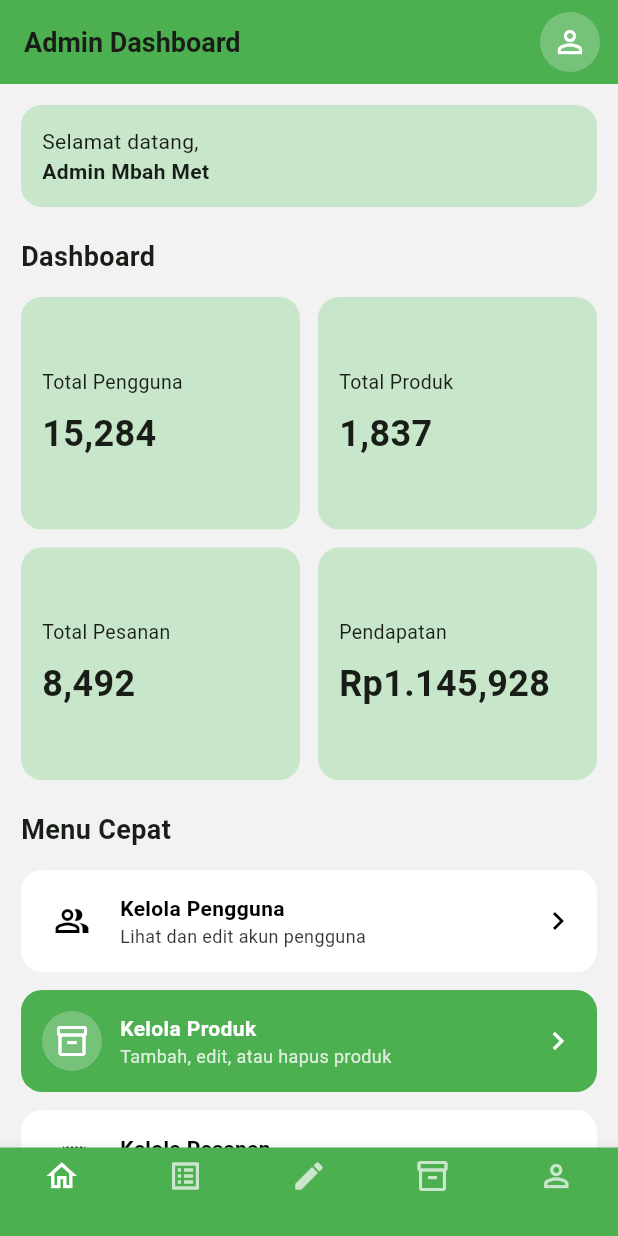
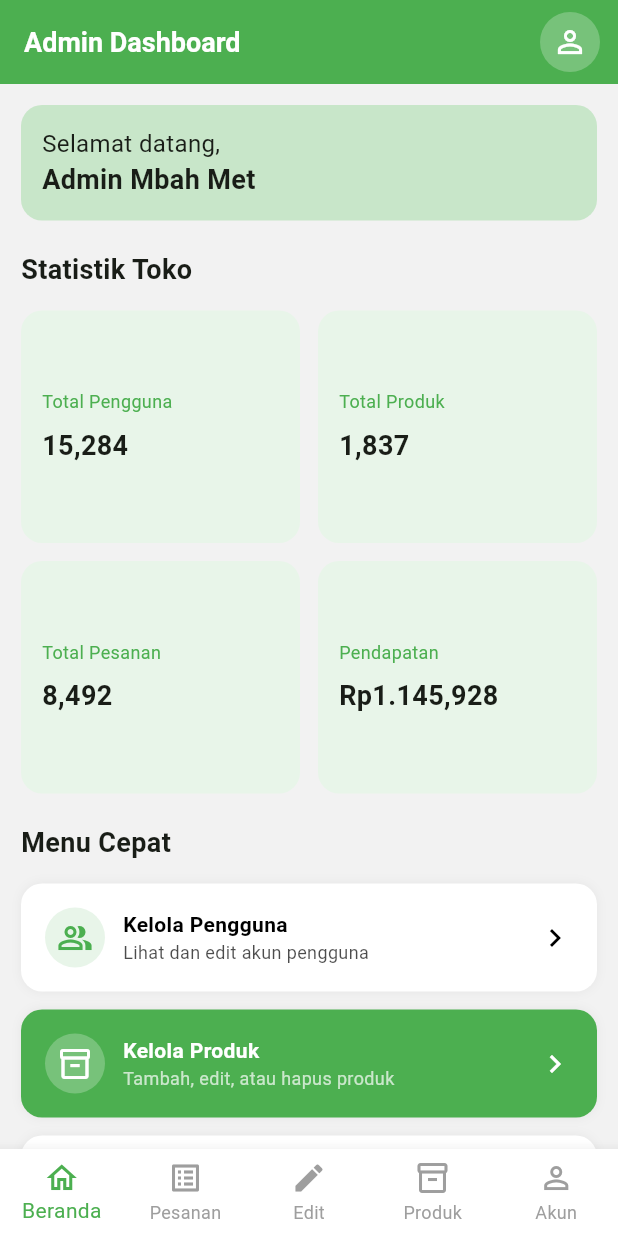
Before and after one commit to devadwikumara-sudo/flutter_application_mbahmeth, a Flutter app: the AdminDashboard screen opened directly, on a phone screen of 412 x 824 dp. Run offline on Flutter 3.47's test engine with Material 3 defaults, Android fonts, the phone set to English and light mode, and no system bars.

Commit message:
update dashboard and order list

```diff
--- a/lib/admin/dashboard.dart
+++ b/lib/admin/dashboard.dart
@@ -1,5 +1,6 @@
 import 'package:flutter/material.dart';
 import 'users_semua.dart';
+// Import halaman yang sudah kamu buat
 import 'package:flutter_application_mbahmeth/admin/admin_crud/presentation/pages/product_list_page.dart';
 import 'package:flutter_application_mbahmeth/admin/admin_orders/presentation/pages/order_list_page.dart';
 
@@ -14,6 +15,7 @@ class MyApp extends StatelessWidget {
   Widget build(BuildContext context) {
     return MaterialApp(
       debugShowCheckedModeBanner: false,
+      theme: ThemeData(primarySwatch: Colors.green),
       home: const AdminDashboard(),
     );
   }
@@ -26,12 +28,12 @@ class AdminDashboard extends StatelessWidget {
   Widget build(BuildContext context) {
     return Scaffold(
       backgroundColor: const Color(0xFFF2F2F2),
-
       appBar: AppBar(
         backgroundColor: Colors.green,
+        elevation: 0,
         title: const Text(
           "Admin Dashboard",
-          style: TextStyle(fontSize: 18, fontWeight: FontWeight.bold),
+          style: TextStyle(fontSize: 18, fontWeight: FontWeight.bold, color: Colors.white),
         ),
         actions: const [
           Padding(
@@ -43,12 +45,12 @@ class AdminDashboard extends StatelessWidget {
           )
         ],
       ),
-
       body: SingleChildScrollView(
         padding: const EdgeInsets.all(14),
         child: Column(
           crossAxisAlignment: CrossAxisAlignment.start,
           children: [
+            // Welcome Card
             Container(
               width: double.infinity,
               padding: const EdgeInsets.all(14),
@@ -59,10 +61,11 @@ class AdminDashboard extends StatelessWidget {
               child: const Text.rich(
                 TextSpan(
                   text: "Selamat datang,\n",
+                  style: TextStyle(fontSize: 16),
                   children: [
                     TextSpan(
                       text: "Admin Mbah Met",
-                      style: TextStyle(fontWeight: FontWeight.bold),
+                      style: TextStyle(fontWeight: FontWeight.bold, fontSize: 18),
                     )
                   ],
                 ),
@@ -70,12 +73,7 @@ class AdminDashboard extends StatelessWidget {
             ),
 
             const SizedBox(height: 20),
-
-            const Text(
-              "Dashboard",
-              style: TextStyle(fontSize: 18, fontWeight: FontWeight.bold),
-            ),
-
+            const Text("Statistik Toko", style: TextStyle(fontSize: 18, fontWeight: FontWeight.bold)),
             const SizedBox(height: 14),
 
             GridView.count(
@@ -94,22 +92,13 @@ class AdminDashboard extends StatelessWidget {
             ),
 
             const SizedBox(height: 20),
-
-            const Text(
-              "Menu Cepat",
-              style: TextStyle(fontSize: 18, fontWeight: FontWeight.bold),
-            ),
-
+            const Text("Menu Cepat", style: TextStyle(fontSize: 18, fontWeight: FontWeight.bold)),
             const SizedBox(height: 14),
 
+            // NAVIGASI: KELOLA PENGGUNA
             InkWell(
               onTap: () {
-                Navigator.push(
-                  context,
-                  MaterialPageRoute(
-                    builder: (context) => const UsersSemua(),
-                  ),
-                );
+                Navigator.push(context, MaterialPageRoute(builder: (context) => const UsersSemua()));
               },
               child: const MenuCard(
                 title: "Kelola Pengguna",
@@ -118,35 +107,27 @@ class AdminDashboard extends StatelessWidget {
                 color: Colors.white,
               ),
             ),
-
             const SizedBox(height: 12),
 
+            // NAVIGASI: KELOLA PRODUK (CRUD)
             InkWell(
               onTap: () {
-                Navigator.push(
-                  context,
-                  MaterialPageRoute(builder: (context) => const ProductListPage()
-                  ),
-                );
+                Navigator.push(context, MaterialPageRoute(builder: (context) => const ProductListPage()));
               },
               child: const MenuCard(
                 title: "Kelola Produk",
                 subtitle: "Tambah, edit, atau hapus produk",
                 icon: Icons.inventory_2_outlined,
                 color: Colors.green,
-              textWhite: true,
+                textWhite: true,
               ),
             ),
-
             const SizedBox(height: 12),
 
+            // NAVIGASI: KELOLA PESANAN (ORDER LIST)
             InkWell(
               onTap: () {
-                Navigator.push(
-                  context,
-                  MaterialPageRoute(builder: (context) => const OrderListPage()
-                  ),
-                );
+                Navigator.push(context, MaterialPageRoute(builder: (context) => const OrderListPage()));
               },
               child: const MenuCard(
                 title: "Kelola Pesanan",
@@ -155,116 +136,57 @@ class AdminDashboard extends StatelessWidget {
                 color: Colors.white,
               ),
             ),
-
-            const SizedBox(height: 12),
-
-            Container(
-              width: double.infinity,
-              padding: const EdgeInsets.symmetric(
-                horizontal: 16,
-                vertical: 16,
-              ),
-              decoration: BoxDecoration(
-                color: Colors.green,
-                borderRadius: BorderRadius.circular(14),
-              ),
-              child: Row(
-                mainAxisAlignment: MainAxisAlignment.spaceBetween,
-                children: const [
-                  Text(
-                    "Umpan Balik Pelanggan",
-                    style: TextStyle(
-                      color: Colors.white,
-                      fontWeight: FontWeight.bold,
-                    ),
-                  ),
-                  CircleAvatar(
-                    radius: 14,
-                    backgroundColor: Colors.white24,
-                    child: Text(
-                      "3",
-                      style: TextStyle(color: Colors.white),
-                    ),
-                  )
-                ],
-              ),
-            ),
           ],
         ),
       ),
 
-      // ===== NAVBAR SUDAH BISA KLIK ICON PENSIL =====
+      // BOTTOM NAVBAR SINKRONISASI
       bottomNavigationBar: BottomNavigationBar(
         currentIndex: 0,
-        selectedItemColor: Colors.white,
-        unselectedItemColor: Colors.white70,
-        backgroundColor: Colors.green,
+        selectedItemColor: Colors.green,
+        unselectedItemColor: Colors.grey,
+        backgroundColor: Colors.white,
         type: BottomNavigationBarType.fixed,
-
         onTap: (index) {
-          if (index == 2) {
-            Navigator.push(
-              context,
-              MaterialPageRoute(
-                builder: (context) => const UsersSemua(),
-              ),
-            );
+          if (index == 1) { // Icon List Alt -> Ke Order List
+            Navigator.push(context, MaterialPageRoute(builder: (context) => const OrderListPage()));
+          } else if (index == 2) { // Icon Edit -> Ke CRUD Produk
+            Navigator.push(context, MaterialPageRoute(builder: (context) => const ProductListPage()));
+          } else if (index == 3) { // Icon Inventory -> Ke CRUD Produk
+            Navigator.push(context, MaterialPageRoute(builder: (context) => const ProductListPage()));
+          } else if (index == 4) { // Icon Person -> Ke Users
+            Navigator.push(context, MaterialPageRoute(builder: (context) => const UsersSemua()));
           }
         },
-
         items: const [
-          BottomNavigationBarItem(
-            icon: Icon(Icons.home_outlined),
-            label: "",
-          ),
-          BottomNavigationBarItem(
-            icon: Icon(Icons.list_alt),
-            label: "",
-          ),
-          BottomNavigationBarItem(
-            icon: Icon(Icons.edit),
-            label: "",
-          ),
-          BottomNavigationBarItem(
-            icon: Icon(Icons.inventory_2_outlined),
-            label: "",
-          ),
-          BottomNavigationBarItem(
-            icon: Icon(Icons.person_outline),
-            label: "",
-          ),
+          BottomNavigationBarItem(icon: Icon(Icons.home_outlined), label: "Beranda"),
+          BottomNavigationBarItem(icon: Icon(Icons.list_alt), label: "Pesanan"),
+          BottomNavigationBarItem(icon: Icon(Icons.edit), label: "Edit"),
+          BottomNavigationBarItem(icon: Icon(Icons.inventory_2_outlined), label: "Produk"),
+          BottomNavigationBarItem(icon: Icon(Icons.person_outline), label: "Akun"),
         ],
       ),
     );
   }
 }
 
+// Widget Pendukung
 class InfoCard extends StatelessWidget {
   final String title, value;
-
   const InfoCard(this.title, this.value, {super.key});
 
   @override
   Widget build(BuildContext context) {
     return Container(
       padding: const EdgeInsets.all(14),
-      decoration: BoxDecoration(
-        color: Colors.green.shade100,
-        borderRadius: BorderRadius.circular(14),
-      ),
+      decoration: BoxDecoration(color: Colors.green.shade50, borderRadius: BorderRadius.circular(14)),
       child: Column(
         crossAxisAlignment: CrossAxisAlignment.start,
         mainAxisAlignment: MainAxisAlignment.center,
         children: [
-          Text(title, style: const TextStyle(fontSize: 13)),
+          Text(title, style: const TextStyle(fontSize: 12, color: Colors.green)),
           const SizedBox(height: 8),
-          Text(
-            value,
-            style: const TextStyle(
-              fontSize: 24,
-              fontWeight: FontWeight.bold,
-            ),
-          ),
+          Text(value, style: const TextStyle(fontSize: 18, fontWeight: FontWeight.bold)),
         ],
       ),
     );
@@ -289,38 +211,23 @@ class MenuCard extends StatelessWidget {
   @override
   Widget build(BuildContext context) {
     final textColor = textWhite ? Colors.white : Colors.black;
-
     return Container(
-      padding: const EdgeInsets.all(14),
+      padding: const EdgeInsets.all(16),
       decoration: BoxDecoration(
         color: color,
         borderRadius: BorderRadius.circular(14),
+        boxShadow: [BoxShadow(color: Colors.black.withOpacity(0.05), blurRadius: 5)],
       ),
       child: Row(
         children: [
-          CircleAvatar(
-            backgroundColor: Colors.white24,
-            child: Icon(icon, color: textColor),
-          ),
+          CircleAvatar(backgroundColor: textWhite ? Colors.white24 : Colors.green.shade50, child: Icon(icon, color: textWhite ? Colors.white : Colors.green)),
           const SizedBox(width: 12),
           Expanded(
             child: Column(
               crossAxisAlignment: CrossAxisAlignment.start,
               children: [
-                Text(
-                  title,
-                  style: TextStyle(
-                    color: textColor,
-                    fontWeight: FontWeight.bold,
-                  ),
-                ),
-                Text(
-                  subtitle,
-                  style: TextStyle(
-                    color: textColor.withOpacity(0.8),
-                    fontSize: 12,
-                  ),
-                ),
+                Text(title, style: TextStyle(color: textColor, fontWeight: FontWeight.bold)),
+                Text(subtitle, style: TextStyle(color: textColor.withOpacity(0.7), fontSize: 12)),
               ],
             ),
           ),
```
Also changed, not shown: lib/admin/admin_orders/presentation/pages/order_list_page.dart (+31 -45 lines), assets/images/kno_merah.png (renamed from assets/images/kno merah.png).
